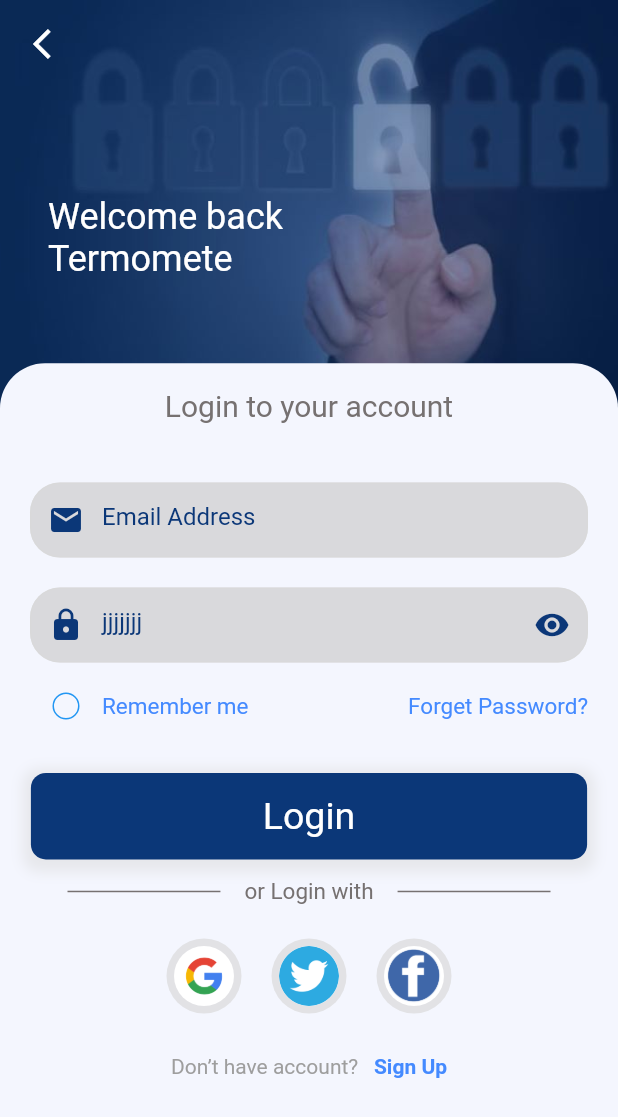
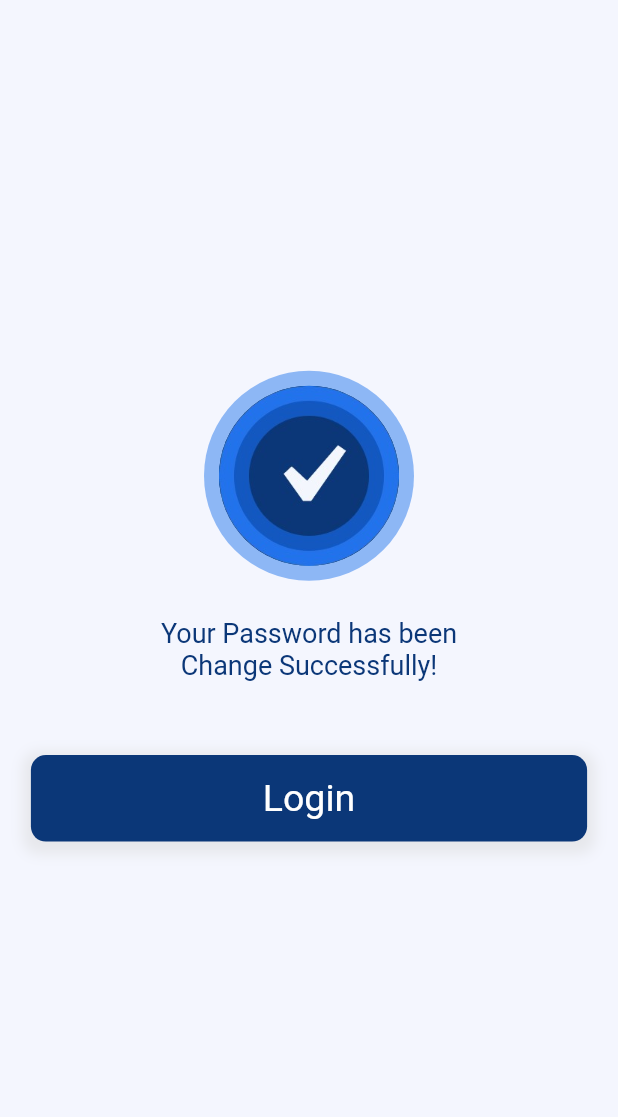
Before and after one commit to Chathurangi67herath/Mini-Project---Termomete, a Flutter app: the screen it shows after launch, after a tap on "Send", on a phone screen of 412 x 824 dp. Shown: the top 1117 px of the screen. Run offline on Flutter 3.47's test engine with Material 2 defaults, Android fonts, the phone set to English and light mode, and no system bars; Roboto replaces fonts that are missing (Lemon-Regular, Poppins-Bold).

Commit message:
successfullychangepassword page create

```diff
--- a/lib/main.dart
+++ b/lib/main.dart
@@ -11,6 +11,7 @@ import 'profile.dart';
 import 'signup.dart';
 import 'signout.dart';
 import 'cpassword.dart';
+import 'successchange.dart';
 import 'verifyemail.dart';
 //import 'splash.dart';
 //import 'landing.dart';
@@ -33,6 +34,7 @@ class MyApp extends StatelessWidget {
         '/cpassword': (BuildContext context) => new CpasswordPage(),
         '/verify': (BuildContext context) => new VerifyPage(),
         '/newpassword': (BuildContext context) => new NewpasswordPage(),
+        '/successchange': (BuildContext context) => new SuccessChangePage(),
       },
       title: 'Termomete',
       theme: ThemeData(
--- a/lib/newpassword.dart
+++ b/lib/newpassword.dart
@@ -113,7 +113,7 @@ class _NewpasswordPageState extends State<NewpasswordPage> {
                     SizedBox(height: w * 0.1),
                     CustomSquareButton(
                       onTap: () {
-                        Navigator.of(context).pushNamed('/signin');
+                        Navigator.of(context).pushNamed('/successchange');
                       },
                       buttonText: 'Send',
                     ),
--- a/lib/signup.dart
+++ b/lib/signup.dart
@@ -105,7 +105,9 @@ class _SignupPageState extends State<SignupPage> {
                     SizedBox(
                       height: 20,
                     ),
-                    PasswordInput(),
+                    PasswordInput(
+                      hintText: 'Re-enter the Password',
+                    ),
                     SizedBox(height: w * 0.05),
                     CustomSquareButton(
                       onTap: () {
--- /dev/null
+++ b/lib/successchange.dart
@@ -0,0 +1,66 @@
+import 'dart:async';
+import 'package:flutter/material.dart';
+import 'package:termomete/landing.dart';
+
+import 'widget/Custom_button.dart';
+//import 'package:termomete/login.dart';
+
+class SuccessChangePage extends StatefulWidget {
+  const SuccessChangePage({Key? key}) : super(key: key);
+
+  @override
+  State<SuccessChangePage> createState() => _SuccessChangePageState();
+}
+
+class _SuccessChangePageState extends State<SuccessChangePage> {
+  @override
+  Widget build(BuildContext context) {
+    double w = MediaQuery.of(context).size.width;
+    double h = MediaQuery.of(context).size.height;
+    return MaterialApp(
+      debugShowCheckedModeBanner: false,
+      home: Scaffold(
+        backgroundColor: Color.fromRGBO(244, 246, 254, 1),
+        body: Center(
+          child: Column(
+            children: [
+              SizedBox(height: h * 0.3),
+              CircleAvatar(
+                radius: 70,
+                backgroundColor: Color.fromRGBO(141, 183, 245, 1),
+                child: CircleAvatar(
+                  radius: 60,
+                  backgroundImage: AssetImage("img/success.jpg"),
+                ),
+              ),
+              SizedBox(height: h * 0.03),
+              Text(
+                "Your Password has been",
+                textAlign: TextAlign.center,
+                style: TextStyle(
+                  fontSize: 18,
+                  color: Color.fromRGBO(11, 55, 120, 1),
+                ),
+              ),
+              Text(
+                "Change Successfully!",
+                textAlign: TextAlign.center,
+                style: TextStyle(
+                  fontSize: 18,
+                  color: Color.fromRGBO(11, 55, 120, 1),
+                ),
+              ),
+              SizedBox(height: h * 0.06),
+              CustomSquareButton(
+                onTap: () {
+                  Navigator.of(context).pushNamed('/signin');
+                },
+                buttonText: 'Login',
+              ),
+            ],
+          ),
+        ),
+      ),
+    );
+  }
+}
--- a/lib/widget/Custom_passwordInput.dart
+++ b/lib/widget/Custom_passwordInput.dart
@@ -33,7 +33,7 @@ class _PasswordInputState extends State<PasswordInput> {
       child: TextField(
         obscureText: passwordVisible,
         decoration: InputDecoration(
-          hintText: 'jjjjjjj',
+          hintText: widget.hintText ?? 'Password',
           hintStyle: TextStyle(
             // fontFamily: 'Poppins-Bold',
             color: Color.fromRGBO(11, 55, 120, 1),
```
Also changed, not shown: img/success.jpg (added).
